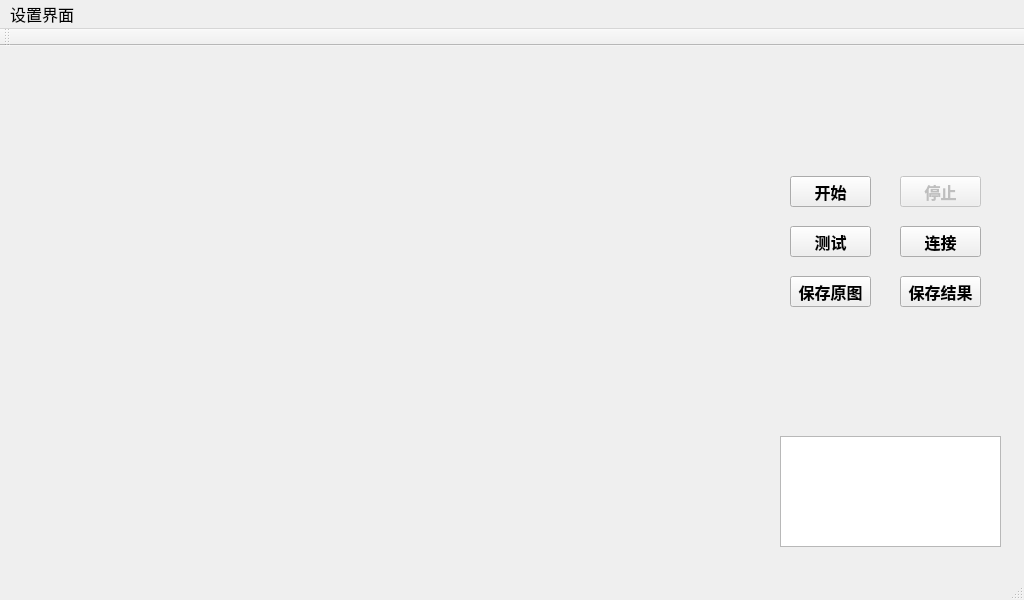
MacavityT/2D_ScrewLocation, file AQRVison/mainwindow.ui: the form before one commit.
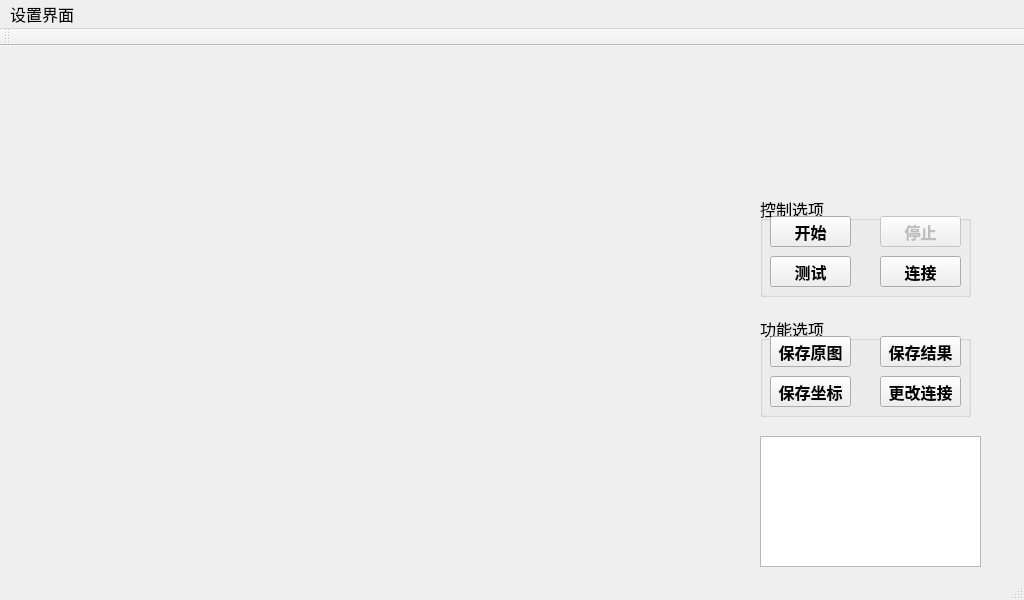
The form after the commit. Icons and pictures are not drawn.

Commit message: Test continue-capture-image model finished,add some new feature

```diff
--- a/AQRVison/mainwindow.ui
+++ b/AQRVison/mainwindow.ui
@@ -23,9 +23,9 @@
     <property name="geometry">
      <rect>
       <x>20</x>
-      <y>20</y>
-      <width>741</width>
-      <height>481</height>
+      <y>0</y>
+      <width>700</width>
+      <height>525</height>
      </rect>
     </property>
     <property name="minimumSize">
@@ -35,61 +35,13 @@
      </size>
     </property>
    </widget>
-   <widget class="QPushButton" name="pushButton_Start">
-    <property name="geometry">
-     <rect>
-      <x>790</x>
-      <y>130</y>
-      <width>81</width>
-      <height>31</height>
-     </rect>
-    </property>
-    <property name="font">
-     <font>
-      <family>Agency FB</family>
-      <pointsize>12</pointsize>
-      <weight>75</weight>
-      <bold>true</bold>
-     </font>
-    </property>
-    <property name="styleSheet">
-     <string notr="true"/>
-    </property>
-    <property name="text">
-     <string>开始</string>
-    </property>
-   </widget>
-   <widget class="QPushButton" name="pushButton_Stop">
-    <property name="enabled">
-     <bool>false</bool>
-    </property>
-    <property name="geometry">
-     <rect>
-      <x>900</x>
-      <y>130</y>
-      <width>81</width>
-      <height>31</height>
-     </rect>
-    </property>
-    <property name="font">
-     <font>
-      <family>Agency FB</family>
-      <pointsize>12</pointsize>
-      <weight>75</weight>
-      <bold>true</bold>
-     </font>
-    </property>
-    <property name="text">
-     <string>停止</string>
-    </property>
-   </widget>
    <widget class="QLabel" name="label_2">
     <property name="enabled">
      <bool>true</bool>
     </property>
     <property name="geometry">
      <rect>
-      <x>780</x>
+      <x>760</x>
       <y>20</y>
       <width>221</width>
       <height>91</height>
@@ -126,41 +78,81 @@
    <widget class="QTextBrowser" name="textBrowser">
     <property name="geometry">
      <rect>
-      <x>780</x>
+      <x>760</x>
       <y>390</y>
       <width>221</width>
-      <height>111</height>
+      <height>131</height>
      </rect>
     </property>
     <property name="styleSheet">
      <string notr="true">font: 9pt &quot;Agency FB&quot;;</string>
     </property>
    </widget>
-   <widget class="QPushButton" name="pushButton_TestItem">
+   <widget class="QGroupBox" name="groupBox">
     <property name="geometry">
      <rect>
-      <x>790</x>
-      <y>180</y>
+      <x>760</x>
+      <y>150</y>
+      <width>211</width>
+      <height>101</height>
+     </rect>
+    </property>
+    <property name="title">
+     <string>控制选项</string>
+    </property>
+    <widget class="QPushButton" name="pushButton_Start">
+     <property name="geometry">
+      <rect>
+       <x>10</x>
+       <y>20</y>
       <width>81</width>
       <height>31</height>
      </rect>
     </property>
     <property name="font">
      <font>
-      <family>Aharoni</family>
+       <family>Agency FB</family>
+       <pointsize>12</pointsize>
       <weight>75</weight>
       <bold>true</bold>
      </font>
     </property>
+     <property name="styleSheet">
+      <string notr="true"/>
+     </property>
     <property name="text">
-     <string>测试</string>
+      <string>开始</string>
+     </property>
+    </widget>
+    <widget class="QPushButton" name="pushButton_Stop">
+     <property name="enabled">
+      <bool>false</bool>
+     </property>
+     <property name="geometry">
+      <rect>
+       <x>120</x>
+       <y>20</y>
+       <width>81</width>
+       <height>31</height>
+      </rect>
+     </property>
+     <property name="font">
+      <font>
+       <family>Agency FB</family>
+       <pointsize>12</pointsize>
+       <weight>75</weight>
+       <bold>true</bold>
+      </font>
+     </property>
+     <property name="text">
+      <string>停止</string>
     </property>
    </widget>
    <widget class="QPushButton" name="pushButton_Connect">
     <property name="geometry">
      <rect>
-      <x>900</x>
-      <y>180</y>
+       <x>120</x>
+       <y>60</y>
       <width>81</width>
       <height>31</height>
      </rect>
@@ -176,11 +168,44 @@
      <string>连接</string>
     </property>
    </widget>
+    <widget class="QPushButton" name="pushButton_TestItem">
+     <property name="geometry">
+      <rect>
+       <x>10</x>
+       <y>60</y>
+       <width>81</width>
+       <height>31</height>
+      </rect>
+     </property>
+     <property name="font">
+      <font>
+       <family>Aharoni</family>
+       <weight>75</weight>
+       <bold>true</bold>
+      </font>
+     </property>
+     <property name="text">
+      <string>测试</string>
+     </property>
+    </widget>
+   </widget>
+   <widget class="QGroupBox" name="groupBox_2">
+    <property name="geometry">
+     <rect>
+      <x>760</x>
+      <y>270</y>
+      <width>211</width>
+      <height>101</height>
+     </rect>
+    </property>
+    <property name="title">
+     <string>功能选项</string>
+    </property>
    <widget class="QPushButton" name="pushButton_SaveRaw">
     <property name="geometry">
      <rect>
-      <x>790</x>
-      <y>230</y>
+       <x>10</x>
+       <y>20</y>
       <width>81</width>
       <height>31</height>
      </rect>
@@ -196,11 +221,31 @@
      <string>保存原图</string>
     </property>
    </widget>
+    <widget class="QPushButton" name="pushButton_SaveCoordinate">
+     <property name="geometry">
+      <rect>
+       <x>10</x>
+       <y>60</y>
+       <width>81</width>
+       <height>31</height>
+      </rect>
+     </property>
+     <property name="font">
+      <font>
+       <family>Aharoni</family>
+       <weight>75</weight>
+       <bold>true</bold>
+      </font>
+     </property>
+     <property name="text">
+      <string>保存坐标</string>
+     </property>
+    </widget>
    <widget class="QPushButton" name="pushButton_SaveResult">
     <property name="geometry">
      <rect>
-      <x>900</x>
-      <y>230</y>
+       <x>120</x>
+       <y>20</y>
       <width>81</width>
       <height>31</height>
      </rect>
@@ -216,15 +261,27 @@
      <string>保存结果</string>
     </property>
    </widget>
-   <zorder>widget</zorder>
-   <zorder>pushButton_Stop</zorder>
-   <zorder>pushButton_Start</zorder>
-   <zorder>label_2</zorder>
-   <zorder>textBrowser</zorder>
-   <zorder>pushButton_TestItem</zorder>
-   <zorder>pushButton_Connect</zorder>
-   <zorder>pushButton_SaveRaw</zorder>
-   <zorder>pushButton_SaveResult</zorder>
+    <widget class="QPushButton" name="pushButton_ChangeLink">
+     <property name="geometry">
+      <rect>
+       <x>120</x>
+       <y>60</y>
+       <width>81</width>
+       <height>31</height>
+      </rect>
+     </property>
+     <property name="font">
+      <font>
+       <family>Aharoni</family>
+       <weight>75</weight>
+       <bold>true</bold>
+      </font>
+     </property>
+     <property name="text">
+      <string>更改连接</string>
+     </property>
+    </widget>
+   </widget>
   </widget>
   <widget class="QMenuBar" name="menuBar">
    <property name="geometry">
```
Lines whose indentation alone changed are shown as unchanged. The commit also changes 16 other files.
